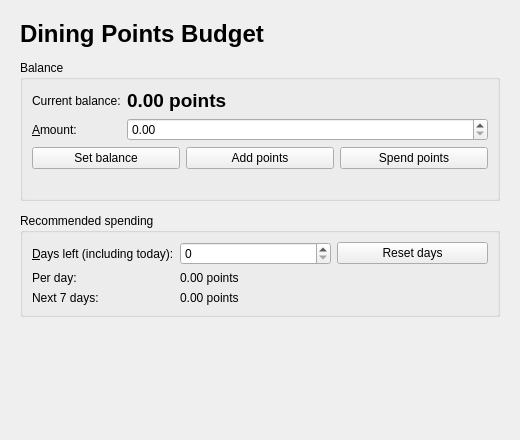
This is UI/mainui.ui in bensonlacoder/Budget-Management as Qt 5 draws it before an edit. The edited form follows.
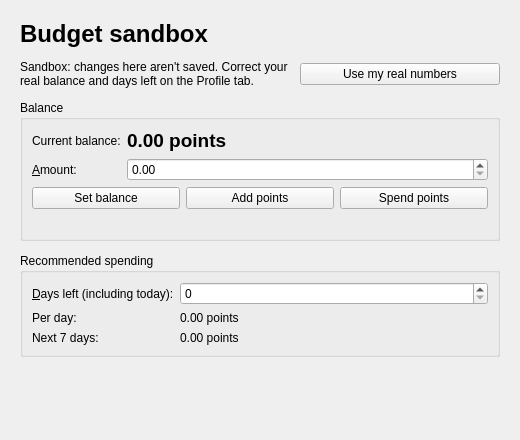
This is the edited form.

Commit message:
T00/T02/T03/T04: add tabs, quarter calendar, Profile page and Budget sandbox
- T00: Purchases, Budget, Plan, Charts and Profile tabs; empty Plan and Charts
  pages; new files in CMake and UI.pro; balance changes refresh the other tabs.
- T03: days left come from SCU's 2026-27 quarter calendar (src/quarter.*);
  a manual correction takes priority.
- T02: Profile tab shows the account and corrects the real balance, days left
  and password.
- T04: the Budget tab is a sandbox that starts from the real numbers and never
  saves; the Reset days button and the 77-day default are removed.

Diff of the .ui file:
```diff
--- a/UI/mainui.ui
+++ b/UI/mainui.ui
@@ -16,9 +16,25 @@
     <item>
      <widget class="QLabel" name="titleLabel">
       <property name="font"><font><pointsize>18</pointsize><bold>true</bold></font></property>
-      <property name="text"><string>Dining Points Budget</string></property>
+      <property name="text"><string>Budget sandbox</string></property>
      </widget>
     </item>
+    <item>
+     <layout class="QHBoxLayout" name="sandboxLayout">
+      <item>
+       <widget class="QLabel" name="sandboxLabel">
+        <property name="text"><string>Sandbox: changes here aren't saved. Correct your real balance and days left on the Profile tab.</string></property>
+        <property name="wordWrap"><bool>true</bool></property>
+       </widget>
+      </item>
+      <item>
+       <widget class="QPushButton" name="useRealNumbersButton">
+        <property name="toolTip"><string>Replace the numbers here with your saved balance and days left.</string></property>
+        <property name="text"><string>Use my real numbers</string></property>
+       </widget>
+      </item>
+     </layout>
+    </item>
     <item>
      <widget class="QGroupBox" name="balanceGroupBox">
       <property name="title"><string>Balance</string></property>
@@ -85,12 +101,6 @@
              <property name="maximum"><number>2147483647</number></property>
             </widget>
            </item>
-           <item>
-            <widget class="QPushButton" name="resetDaysButton">
-             <property name="toolTip"><string>Set days left back to the starting count for the quarter.</string></property>
-             <property name="text"><string>Reset days</string></property>
-            </widget>
-           </item>
           </layout>
          </item>
          <item row="1" column="0"><widget class="QLabel" name="dailyBudgetLabel"><property name="text"><string>Per day:</string></property></widget></item>
```
Left out of the diff: 4 changed lines with no effect on the pictures. The commit also changes 19 other files.
